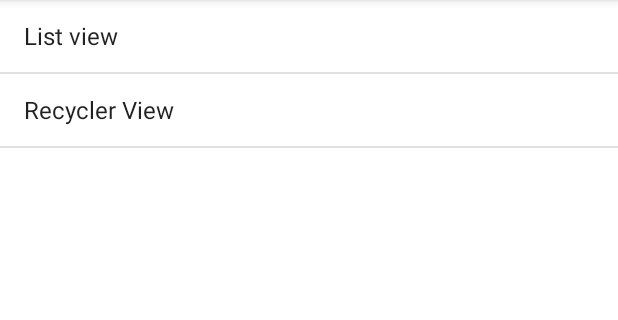
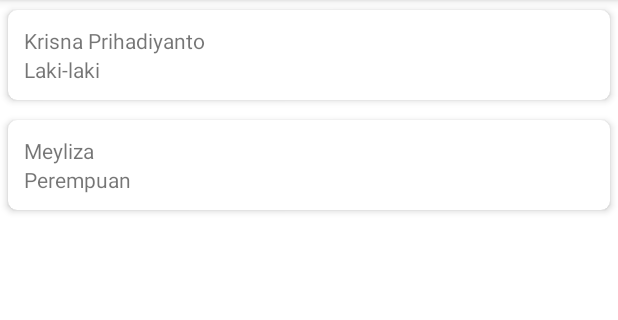
Before and after one commit to koleksiprihadi/PraktikumPAM, an Android app: the screen it shows after launch (MainActivity), on a phone screen of 412 x 824 dp, the part 84-404 px from its top. Run offline under Robolectric (Android 15) with nearby library versions, the phone set to English and light mode, and no system bars.

Commit message:
Recycler View

```diff
--- a/app/build.gradle
+++ b/app/build.gradle
@@ -33,7 +33,11 @@ dependencies {
     implementation 'androidx.appcompat:appcompat:1.1.0'
     implementation 'com.google.android.material:material:1.1.0'
     implementation 'androidx.constraintlayout:constraintlayout:1.1.3'
+    implementation 'androidx.recyclerview:recyclerview:1.1.0'
+    implementation 'androidx.cardview:cardview:1.0.0'
     testImplementation 'junit:junit:4.+'
     androidTestImplementation 'androidx.test.ext:junit:1.1.1'
     androidTestImplementation 'androidx.test.espresso:espresso-core:3.2.0'
+
+
 }
--- /dev/null
+++ b/app/src/main/java/com/example/praktikumpam/Biodata.java
@@ -0,0 +1,26 @@
+package com.example.praktikumpam;
+public class Biodata {
+    private String nama;
+    private String jeniskelamin;
+
+    public Biodata(String nama, String jeniskelamin){
+        this.nama = nama;
+        this.jeniskelamin = jeniskelamin;
+    }
+
+    public String getNama() {
+        return nama;
+    }
+
+    public void setNama(String nama) {
+        this.nama = nama;
+    }
+
+    public String getJeniskelamin() {
+        return jeniskelamin;
+    }
+
+    public void setJeniskelamin(String jeniskelamin) {
+        this.jeniskelamin = jeniskelamin;
+    }
+}
--- /dev/null
+++ b/app/src/main/java/com/example/praktikumpam/BiodataAdapter.java
@@ -0,0 +1,50 @@
+package com.example.praktikumpam;
+import android.view.LayoutInflater;
+import android.view.View;
+import android.view.ViewGroup;
+import android.widget.TextView;
+
+
+import androidx.recyclerview.widget.RecyclerView;
+
+import java.util.ArrayList;
+
+public class BiodataAdapter extends RecyclerView.Adapter<BiodataAdapter.BiodataViewHolder> {
+
+
+    private ArrayList<Biodata> dataList;
+
+    public BiodataAdapter(ArrayList<Biodata> dataList) {
+        this.dataList = dataList;
+    }
+
+    @Override
+    public BiodataViewHolder onCreateViewHolder(ViewGroup parent, int viewType) {
+        LayoutInflater layoutInflater = LayoutInflater.from(parent.getContext());
+        View view = layoutInflater.inflate(R.layout.biodata, parent, false);
+        return new BiodataViewHolder(view);
+    }
+
+    @Override
+    public void onBindViewHolder(BiodataViewHolder holder, int position) {
+        holder.txtNama.setText(dataList.get(position).getNama());
+        holder.txtJeniskelamin.setText(dataList.get(position).getJeniskelamin());
+
+    }
+
+    @Override
+    public int getItemCount() {
+        return (dataList != null) ? dataList.size() : 0;
+    }
+
+    public class BiodataViewHolder extends RecyclerView.ViewHolder{
+        private TextView txtNama, txtJeniskelamin;
+
+        public BiodataViewHolder(View itemView) {
+            super(itemView);
+            txtNama = (TextView) itemView.findViewById(R.id.txt_nama);
+            txtJeniskelamin = (TextView) itemView.findViewById(R.id.txt_jeniskelamin);
+
+        }
+    }
+}
--- a/app/src/main/java/com/example/praktikumpam/MainActivity.java
+++ b/app/src/main/java/com/example/praktikumpam/MainActivity.java
@@ -1,24 +1,45 @@
 package com.example.praktikumpam;
 
 import androidx.appcompat.app.AppCompatActivity;
+import androidx.recyclerview.widget.LinearLayoutManager;
+import androidx.recyclerview.widget.RecyclerView;
 
 import android.os.Bundle;
 import android.widget.AdapterView;
 import android.widget.ArrayAdapter;
 import android.widget.ListView;
 
+import java.util.ArrayList;
+
 public class MainActivity extends AppCompatActivity {
-    ListView listView;
-    ArrayAdapter<CharSequence> adapter;
+    private RecyclerView recyclerView;
+    private BiodataAdapter adapter;
+    private ArrayList<Biodata> biodataArrayList;
 
     @Override
     protected void onCreate(Bundle savedInstanceState) {
         super.onCreate(savedInstanceState);
         setContentView(R.layout.activity_main);
 
-        listView = (ListView)findViewById(R.id.listView);
-        adapter = ArrayAdapter.createFromResource(this,R.array.praktikum_arry,android.R.layout.simple_list_item_1);
-        //adapter= new ArrayAdapter<String>(this, android.R.layout.simple_list_item_1);
-        listView.setAdapter(adapter);
+        addData();
+
+        recyclerView = (RecyclerView) findViewById(R.id.recycler_view);
+
+        adapter = new BiodataAdapter(biodataArrayList);
+
+        RecyclerView.LayoutManager layoutManager = new LinearLayoutManager(MainActivity.this);
+
+        recyclerView.setLayoutManager(layoutManager);
+
+        recyclerView.setAdapter(adapter);
+
+    }
+
+    void addData(){
+        biodataArrayList = new ArrayList<>();
+        biodataArrayList.add(new Biodata("Krisna Prihadiyanto", "Laki-laki"));
+        biodataArrayList.add(new Biodata("Meyliza", "Perempuan"));
+
+
     }
 }
--- a/app/src/main/res/layout/activity_main.xml
+++ b/app/src/main/res/layout/activity_main.xml
@@ -1,20 +1,16 @@
 <?xml version="1.0" encoding="utf-8"?>
-<androidx.constraintlayout.widget.ConstraintLayout xmlns:android="http://schemas.android.com/apk/res/android"
-    xmlns:app="http://schemas.android.com/apk/res-auto"
-    xmlns:tools="http://schemas.android.com/tools"
+<RelativeLayout xmlns:android="http://schemas.android.com/apk/res/android"
+    xmlns:card_view="http://schemas.android.com/apk/res-auto"
     android:layout_width="match_parent"
-    android:layout_height="match_parent"
-    tools:context=".MainActivity">
-
-    <ListView xmlns:android="http://schemas.android.com/apk/res/android"
-        xmlns:tools="http://schemas.android.com/tools"
-        android:id="@+id/listView"
-        android:layout_width="match_parent"
-        android:layout_height="match_parent"
-        tools:context="app.com.example.android.examplelistview.MainActivity">
+    android:layout_height="wrap_content"
+    card_view:cardCornerRadius="6dp"
+    card_view:cardElevation="3dp"
+    card_view:cardUseCompatPadding="true">
 
 
+    <androidx.recyclerview.widget.RecyclerView
+        android:id="@+id/recycler_view"
+        android:layout_width="match_parent"
+        android:layout_height="match_parent"/>
 
-    </ListView>
-
-</androidx.constraintlayout.widget.ConstraintLayout>
+</RelativeLayout>
--- /dev/null
+++ b/app/src/main/res/layout/biodata.xml
@@ -0,0 +1,31 @@
+<?xml version="1.0" encoding="utf-8"?>
+<androidx.cardview.widget.CardView xmlns:android="http://schemas.android.com/apk/res/android"
+    xmlns:card_view="http://schemas.android.com/apk/res-auto"
+    android:layout_width="match_parent"
+    android:layout_height="wrap_content"
+    card_view:cardCornerRadius="6dp"
+    card_view:cardElevation="3dp"
+    card_view:cardUseCompatPadding="true">
+
+
+    <LinearLayout xmlns:android="http://schemas.android.com/apk/res/android"
+        android:layout_width="match_parent"
+        android:layout_height="wrap_content"
+        android:layout_margin="5dp"
+        android:orientation="vertical"
+        android:padding="5dp">
+
+        <TextView
+            android:id="@+id/txt_nama"
+            android:layout_width="match_parent"
+            android:layout_height="wrap_content" />
+
+
+        <TextView
+            android:id="@+id/txt_jeniskelamin"
+            android:layout_width="match_parent"
+            android:layout_height="wrap_content" />
+
+    </LinearLayout>
+
+</androidx.cardview.widget.CardView>
```
